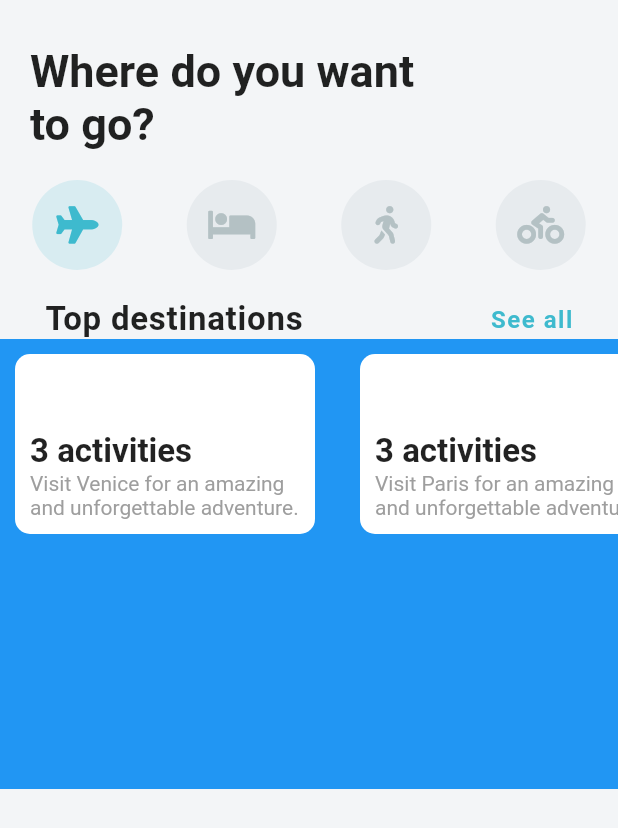
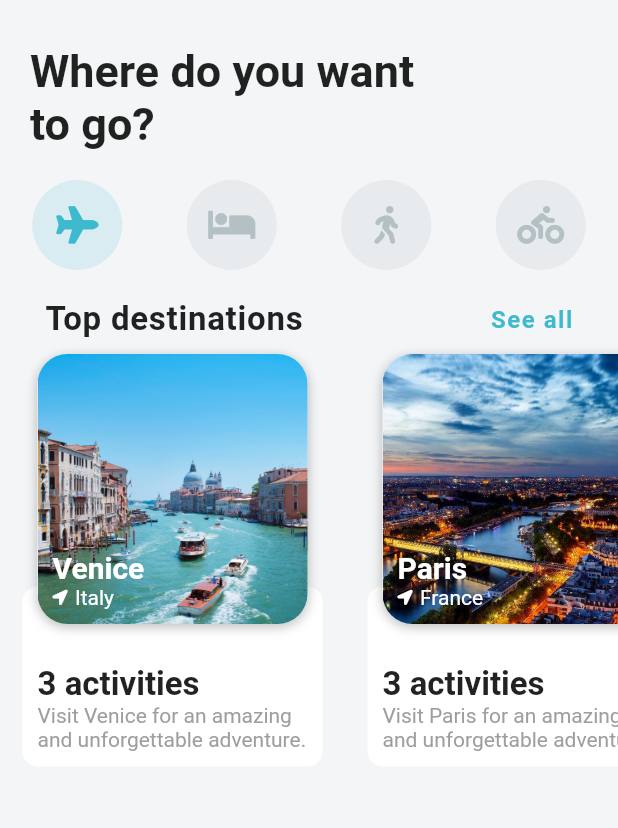
Before and after one commit to chet-w/flutter-travel-ui, a Flutter app: the screen it shows after launch, on a phone screen of 412 x 824 dp. Shown: the top 828 px of the screen. Run offline on Flutter 3.47's test engine with Material 2 defaults, Android fonts, the phone set to English and light mode, and no system bars; our stand-ins replace font_awesome_flutter.

Commit message:
Add location names to images

```diff
--- a/lib/widgets/destination_carousel.dart
+++ b/lib/widgets/destination_carousel.dart
@@ -1,5 +1,6 @@
 import 'package:flutter/material.dart';
 import 'package:flutter_travel_ui_starter/models/destination_model.dart';
+import 'package:font_awesome_flutter/font_awesome_flutter.dart';
 
 class DestinationCarousel extends StatelessWidget {
   @override
@@ -25,7 +26,6 @@ class DestinationCarousel extends StatelessWidget {
       ),
       Container(
           height: 300.0,
-        color: Colors.blue,
           child: ListView.builder(
             scrollDirection: Axis.horizontal,
             itemCount: destinations.length,
@@ -35,8 +35,11 @@ class DestinationCarousel extends StatelessWidget {
                   margin: EdgeInsets.all(10.0),
                   width: 210.0,
                   child: Stack(
+                    alignment: Alignment.topCenter,
                     children: [
-                  Container(
+                      Positioned(
+                        bottom: 5.0,
+                        child: Container(
                           height: 120.0,
                           width: 200.0,
                           decoration: BoxDecoration(
@@ -54,8 +57,7 @@ class DestinationCarousel extends StatelessWidget {
                                     style: TextStyle(
                                       fontSize: 22.0,
                                       fontWeight: FontWeight.w600,
-                            )
-                          ),
+                                    )),
                                 Text(
                                   '${destination.description}',
                                   style: TextStyle(
@@ -66,12 +68,67 @@ class DestinationCarousel extends StatelessWidget {
                             ),
                           ),
                         ),
+                      ),
+                      Container(
+                        decoration: BoxDecoration(
+                            color: Colors.white,
+                            borderRadius: BorderRadius.circular(20.0),
+                            boxShadow: [
+                              BoxShadow(
+                                color: Colors.black26,
+                                offset: Offset(0.0, 2.0),
+                                blurRadius: 6.0,
+                              ),
+                            ]),
+                        // child: Text("hehe", style: TextStyle(color: Colors.black))
+                        child: Stack(
+                          children: [
+                            ClipRRect(
+                              borderRadius: BorderRadius.circular(20.0),
+                              child: Image(
+                                height: 180.0,
+                                width: 180.0,
+                                image: AssetImage(destination.imageUrl),
+                                fit: BoxFit.cover,
+                              ),
+                            ),
+                            Positioned(
+                              left: 10.0,
+                              bottom: 10.0,
+                              child: Column(
+                                crossAxisAlignment: CrossAxisAlignment.start,
+                                children: [
+                                  Text(
+                                    destination.city,
+                                    style: TextStyle(
+                                      fontSize: 20.0,
+                                      fontWeight: FontWeight.w600,
+                                      color: Colors.white,
+                                    ),
+                                  ),
+                                  Row(
+                                    children: [
+                                      Icon(FontAwesomeIcons.locationArrow,
+                                          size: 10.0, color: Colors.white),
+                                      SizedBox(width: 5.0),
+                                      Text(
+                                        destination.country,
+                                        style: TextStyle(
+                                          color: Colors.white,
+                                        ),
+                                      ),
                                     ],
+                                  ),
+                                ],
+                              ),
                             )
-            );
+                          ],
+                        ),
+                      ),
+                    ],
+                  ));
             },
-        )
-      )
+          ))
     ]);
   }
 }
```
Lines whose indentation alone changed are shown as unchanged.
